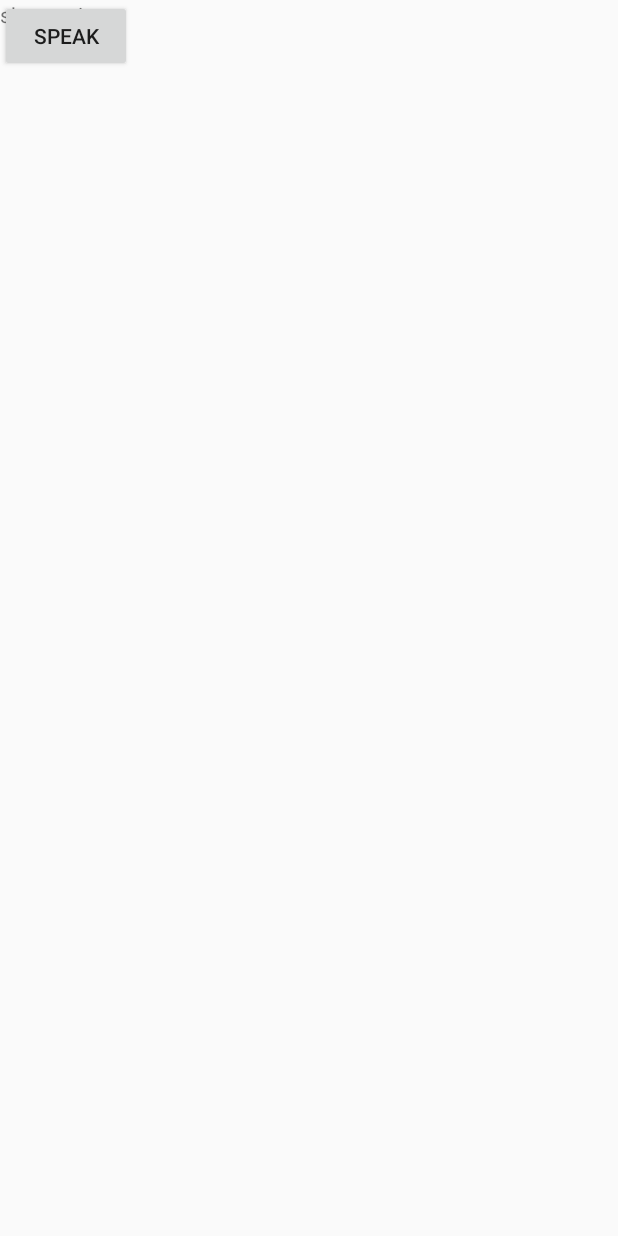
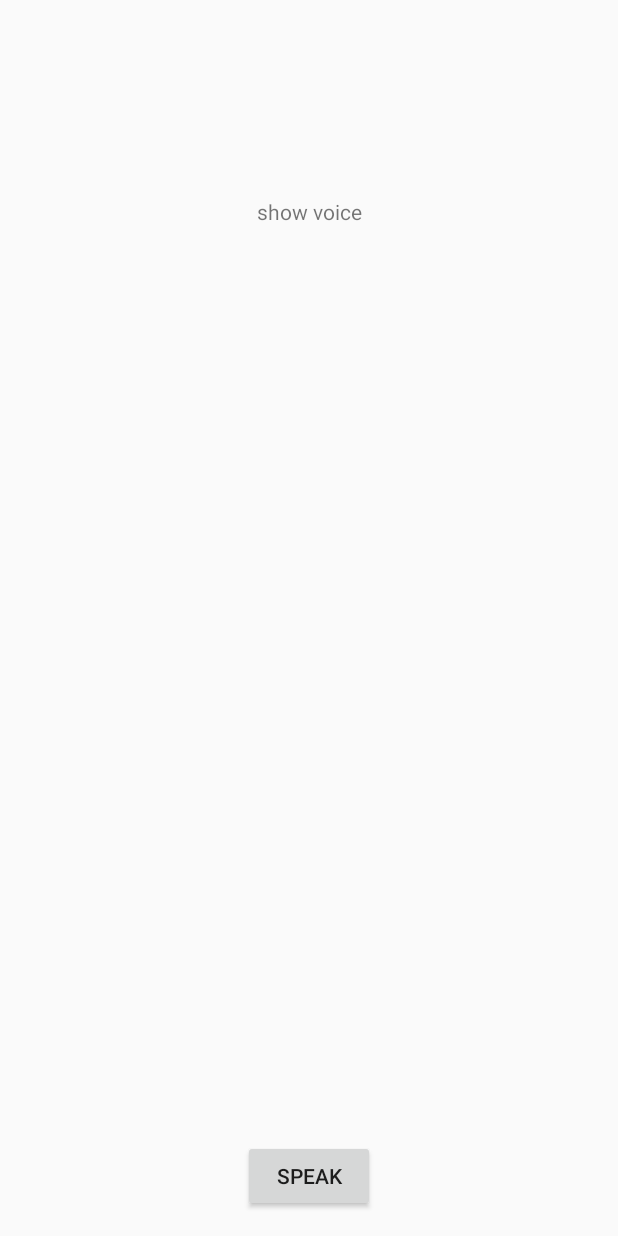
Before and after one commit to Mikepoint/marcel, an Android app: the layout activity_assistant.xml on its own in the app's theme, with its tools: preview values and no code run, on a phone screen of 412 x 824 dp. Run offline under Robolectric (Android 15) with nearby library versions, the light colour scheme and no system bars.

Commit message:
forta mistica 2

```diff
--- a/app/src/main/res/layout/activity_assistant.xml
+++ b/app/src/main/res/layout/activity_assistant.xml
@@ -12,15 +12,25 @@
         android:layout_width="wrap_content"
         android:layout_height="wrap_content"
         android:text="Speak"
-        tools:layout_editor_absoluteY="447dp"
-        tools:layout_editor_absoluteX="148dp" />
+        tools:layout_constraintRight_creator="1"
+        tools:layout_constraintBottom_creator="1"
+        app:layout_constraintBottom_toBottomOf="parent"
+        app:layout_constraintRight_toRightOf="parent"
+        tools:layout_constraintLeft_creator="1"
+        android:layout_marginBottom="16dp"
+        app:layout_constraintLeft_toLeftOf="parent" />
 
     <TextView
         android:id="@+id/recText"
         android:layout_width="wrap_content"
         android:layout_height="wrap_content"
         android:text="show voice"
-        tools:layout_editor_absoluteY="212dp"
-        tools:layout_editor_absoluteX="157dp" />
+        tools:layout_constraintTop_creator="1"
+        tools:layout_constraintRight_creator="1"
+        app:layout_constraintRight_toRightOf="parent"
+        android:layout_marginTop="131dp"
+        tools:layout_constraintLeft_creator="1"
+        app:layout_constraintLeft_toLeftOf="parent"
+        app:layout_constraintTop_toTopOf="parent" />
 
 </android.support.constraint.ConstraintLayout>
--- a/app/src/main/res/values/strings.xml
+++ b/app/src/main/res/values/strings.xml
@@ -1,3 +1,3 @@
 <resources>
-    <string name="app_name">marcel</string>
+    <string name="app_name">eMAG</string>
 </resources>
```
